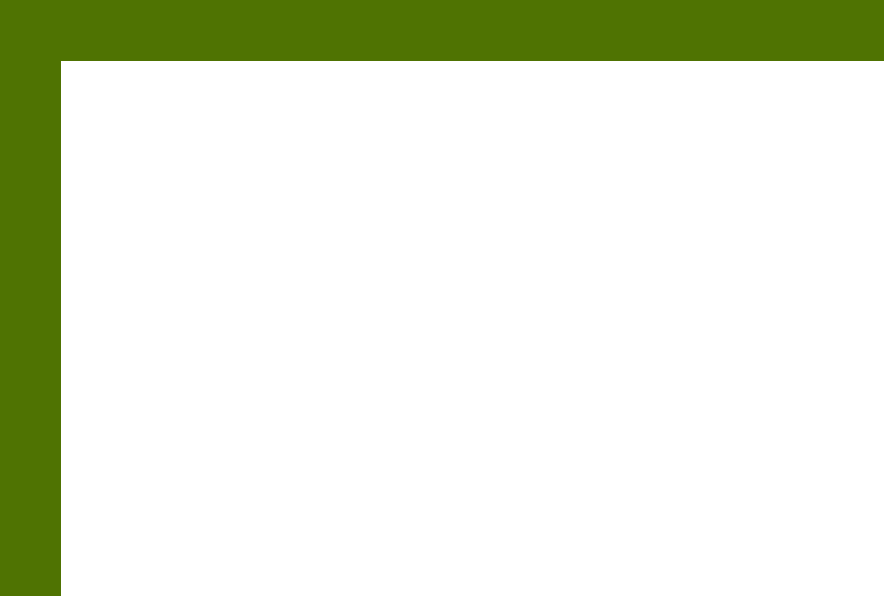
FernandoHS-0/Sabware, file encargado.ui: the form before one commit.
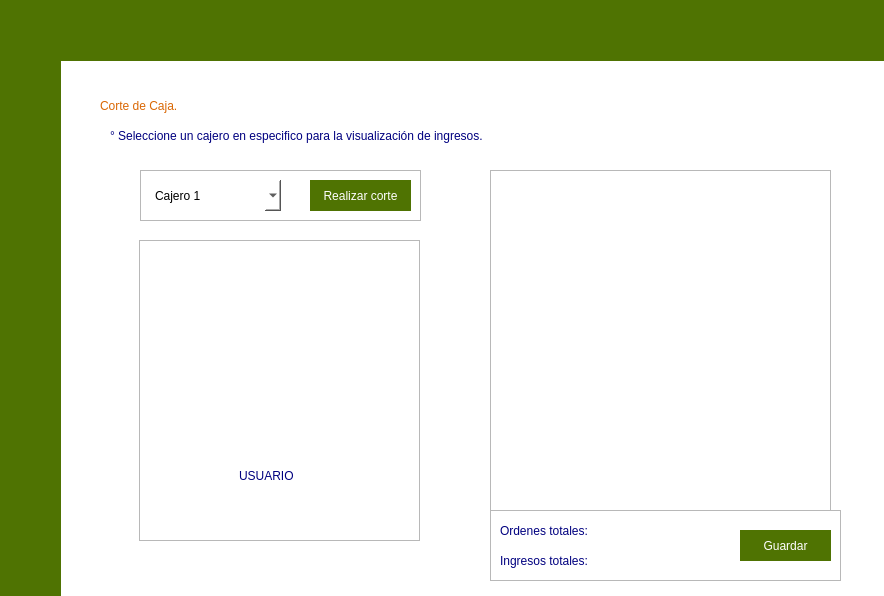
The form after the commit. The open tabs and pages were chosen to show the change. Icons and pictures are not drawn.

Commit message: corte de caja

The edit to the form file:
```diff
--- a/encargado.ui
+++ b/encargado.ui
@@ -259,7 +259,337 @@
      </property>
     </widget>
    </widget>
-   <widget class="QWidget" name="pagina2"/>
+   <widget class="QWidget" name="pagina2">
+    <widget class="QLabel" name="label_3">
+     <property name="geometry">
+      <rect>
+       <x>40</x>
+       <y>30</y>
+       <width>191</width>
+       <height>31</height>
+      </rect>
+     </property>
+     <property name="styleSheet">
+      <string notr="true">font: 20pt &quot;HelvLight&quot;;
+color: #D96704;</string>
+     </property>
+     <property name="text">
+      <string>Corte de Caja.</string>
+     </property>
+    </widget>
+    <widget class="QLabel" name="label_4">
+     <property name="geometry">
+      <rect>
+       <x>50</x>
+       <y>60</y>
+       <width>421</width>
+       <height>31</height>
+      </rect>
+     </property>
+     <property name="styleSheet">
+      <string notr="true">font: 10pt &quot;HelvLight&quot;;
+color: #00007f;</string>
+     </property>
+     <property name="text">
+      <string>° Seleccione un cajero en especifico para la visualización de ingresos. </string>
+     </property>
+    </widget>
+    <widget class="QFrame" name="frame">
+     <property name="geometry">
+      <rect>
+       <x>80</x>
+       <y>110</y>
+       <width>281</width>
+       <height>51</height>
+      </rect>
+     </property>
+     <property name="styleSheet">
+      <string notr="true">QComboBox{
+border:transparent;
+background-color: rgb(255, 255, 255);
+}</string>
+     </property>
+     <property name="frameShape">
+      <enum>QFrame::StyledPanel</enum>
+     </property>
+     <property name="frameShadow">
+      <enum>QFrame::Raised</enum>
+     </property>
+     <widget class="QComboBox" name="comboBox">
+      <property name="geometry">
+       <rect>
+        <x>10</x>
+        <y>10</y>
+        <width>131</width>
+        <height>31</height>
+       </rect>
+      </property>
+      <property name="styleSheet">
+       <string notr="true">font: 10pt &quot;HelvLight&quot;;</string>
+      </property>
+      <item>
+       <property name="text">
+        <string>Cajero 1</string>
+       </property>
+      </item>
+      <item>
+       <property name="text">
+        <string>Cajero 2</string>
+       </property>
+      </item>
+      <item>
+       <property name="text">
+        <string>Cajero 3</string>
+       </property>
+      </item>
+      <item>
+       <property name="text">
+        <string>Cajero 4</string>
+       </property>
+      </item>
+      <item>
+       <property name="text">
+        <string>Cajero 5</string>
+       </property>
+      </item>
+      <item>
+       <property name="text">
+        <string>Cajero 6</string>
+       </property>
+      </item>
+     </widget>
+     <widget class="QPushButton" name="pushButton">
+      <property name="geometry">
+       <rect>
+        <x>170</x>
+        <y>10</y>
+        <width>101</width>
+        <height>31</height>
+       </rect>
+      </property>
+      <property name="styleSheet">
+       <string notr="true">QPushButton{
+	border: none;
+	background-color: #4F7302;
+	font: 10pt &quot;HelvLight&quot;;
+	color: white;
+}
+
+QPushButton:Hover{
+	background-color: #D96704;
+}</string>
+      </property>
+      <property name="text">
+       <string>Realizar corte</string>
+      </property>
+     </widget>
+    </widget>
+    <widget class="QFrame" name="usuario">
+     <property name="geometry">
+      <rect>
+       <x>79</x>
+       <y>180</y>
+       <width>281</width>
+       <height>301</height>
+      </rect>
+     </property>
+     <property name="frameShape">
+      <enum>QFrame::StyledPanel</enum>
+     </property>
+     <property name="frameShadow">
+      <enum>QFrame::Raised</enum>
+     </property>
+     <widget class="QLabel" name="label_5">
+      <property name="geometry">
+       <rect>
+        <x>80</x>
+        <y>30</y>
+        <width>131</width>
+        <height>131</height>
+       </rect>
+      </property>
+      <property name="text">
+       <string/>
+      </property>
+      <property name="pixmap">
+       <pixmap resource="img.qrc">:/imagenes/img/usuario.png</pixmap>
+      </property>
+      <property name="scaledContents">
+       <bool>true</bool>
+      </property>
+     </widget>
+     <widget class="QLabel" name="nombre">
+      <property name="geometry">
+       <rect>
+        <x>70</x>
+        <y>180</y>
+        <width>201</width>
+        <height>31</height>
+       </rect>
+      </property>
+      <property name="styleSheet">
+       <string notr="true">font: 13pt &quot;HelvLight&quot;;
+color: #00007f;</string>
+      </property>
+      <property name="text">
+       <string/>
+      </property>
+     </widget>
+     <widget class="QLabel" name="label_6">
+      <property name="geometry">
+       <rect>
+        <x>100</x>
+        <y>220</y>
+        <width>91</width>
+        <height>31</height>
+       </rect>
+      </property>
+      <property name="styleSheet">
+       <string notr="true">font: 15pt &quot;HelvLight&quot;;
+color: #00007f;</string>
+      </property>
+      <property name="text">
+       <string>USUARIO</string>
+      </property>
+     </widget>
+     <widget class="QLabel" name="zona">
+      <property name="geometry">
+       <rect>
+        <x>140</x>
+        <y>250</y>
+        <width>41</width>
+        <height>41</height>
+       </rect>
+      </property>
+      <property name="styleSheet">
+       <string notr="true">font: 12pt &quot;HelvLight&quot;;
+color: #00007f;</string>
+      </property>
+      <property name="text">
+       <string/>
+      </property>
+     </widget>
+    </widget>
+    <widget class="QTableWidget" name="caja1">
+     <property name="geometry">
+      <rect>
+       <x>430</x>
+       <y>110</y>
+       <width>341</width>
+       <height>341</height>
+      </rect>
+     </property>
+    </widget>
+    <widget class="QFrame" name="totales">
+     <property name="geometry">
+      <rect>
+       <x>430</x>
+       <y>450</y>
+       <width>351</width>
+       <height>71</height>
+      </rect>
+     </property>
+     <property name="frameShape">
+      <enum>QFrame::StyledPanel</enum>
+     </property>
+     <property name="frameShadow">
+      <enum>QFrame::Raised</enum>
+     </property>
+     <widget class="QLabel" name="label_7">
+      <property name="geometry">
+       <rect>
+        <x>10</x>
+        <y>10</y>
+        <width>121</width>
+        <height>21</height>
+       </rect>
+      </property>
+      <property name="styleSheet">
+       <string notr="true">font: 12pt &quot;HelvLight&quot;;
+color: #00007f;</string>
+      </property>
+      <property name="text">
+       <string>Ordenes totales:</string>
+      </property>
+     </widget>
+     <widget class="QLabel" name="label_8">
+      <property name="geometry">
+       <rect>
+        <x>10</x>
+        <y>40</y>
+        <width>121</width>
+        <height>21</height>
+       </rect>
+      </property>
+      <property name="styleSheet">
+       <string notr="true">font: 12pt &quot;HelvLight&quot;;
+color: #00007f;</string>
+      </property>
+      <property name="text">
+       <string>Ingresos totales:</string>
+      </property>
+     </widget>
+     <widget class="QLabel" name="ordenes">
+      <property name="geometry">
+       <rect>
+        <x>140</x>
+        <y>10</y>
+        <width>61</width>
+        <height>21</height>
+       </rect>
+      </property>
+      <property name="styleSheet">
+       <string notr="true">font: 12pt &quot;HelvLight&quot;;
+color: #00007f;</string>
+      </property>
+      <property name="text">
+       <string/>
+      </property>
+     </widget>
+     <widget class="QLabel" name="ingresos">
+      <property name="geometry">
+       <rect>
+        <x>140</x>
+        <y>40</y>
+        <width>61</width>
+        <height>21</height>
+       </rect>
+      </property>
+      <property name="styleSheet">
+       <string notr="true">font: 12pt &quot;HelvLight&quot;;
+color: #00007f;</string>
+      </property>
+      <property name="text">
+       <string/>
+      </property>
+     </widget>
+     <widget class="QPushButton" name="pushButton_2">
+      <property name="geometry">
+       <rect>
+        <x>250</x>
+        <y>20</y>
+        <width>91</width>
+        <height>31</height>
+       </rect>
+      </property>
+      <property name="styleSheet">
+       <string notr="true">QPushButton{
+	border: none;
+	background-color: #4F7302;
+	font: 10pt &quot;HelvLight&quot;;
+	color: white;
+}
+
+QPushButton:Hover{
+	background-color: #D96704;
+}</string>
+      </property>
+      <property name="text">
+       <string>Guardar</string>
+      </property>
+     </widget>
+    </widget>
+   </widget>
   </widget>
  </widget>
  <resources>
```
Left out of the diff: 3 changed lines with no effect on the pictures. The commit also changes 6 other files.
